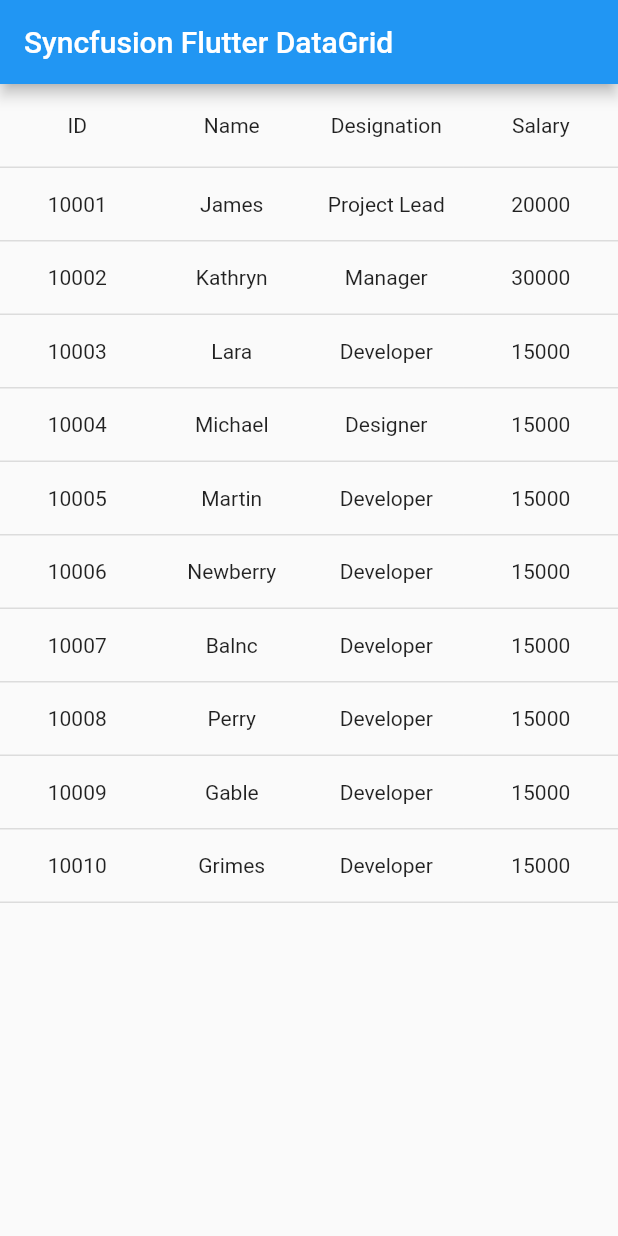
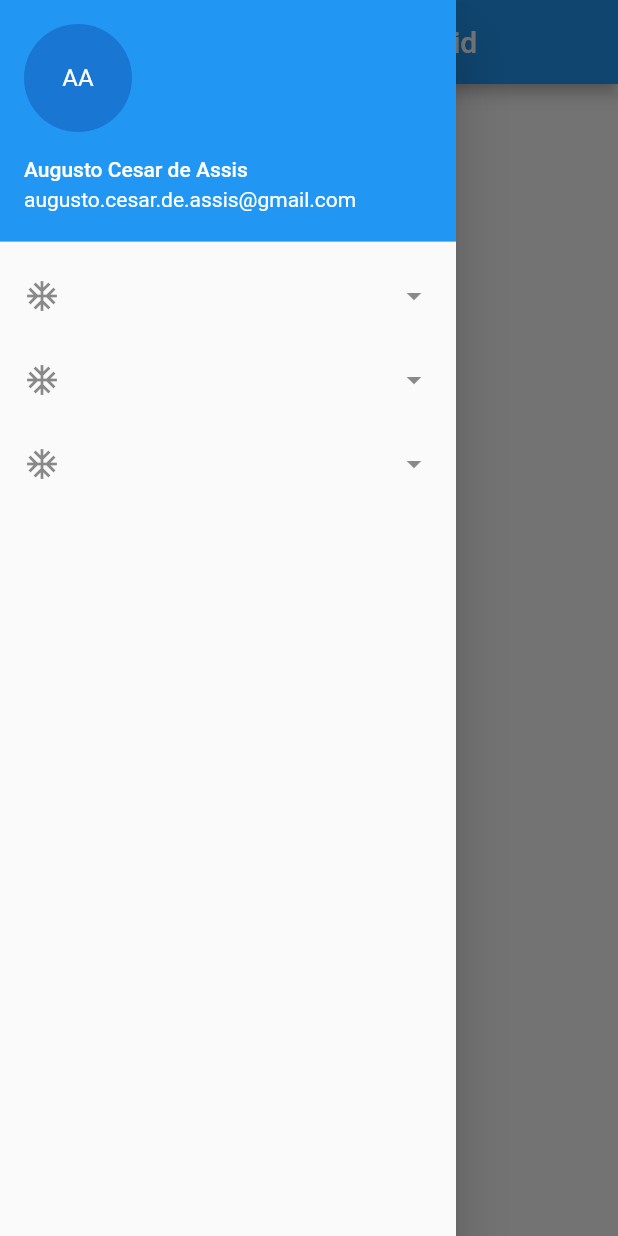
Before and after one commit to Augusto2315/AVSalesForce, a Flutter app: the screen it shows after launch, with the side drawer open (before the commit the screen has no drawer), on a phone screen of 412 x 824 dp. Run offline on Flutter 3.47's test engine with Material 2 defaults, Android fonts, the light colour scheme and no system bars; drawn by our look-alikes of syncfusion_flutter_datagrid.

Commit message:
1 - Client:     1.1 - Removido Widget do Grid e criado Drawer;
2 - API:
2.1 - Criado Model e DAO da Configuração de campos

```diff
--- a/client/lib/main.dart
+++ b/client/lib/main.dart
@@ -1,18 +1,21 @@
 import 'package:flutter/material.dart';
+import 'package:salesforce/widgets/drawer_item.dart';
 import 'package:syncfusion_flutter_datagrid/datagrid.dart';
 
 void main() {
-  runApp(MyApp());
+  runApp(const MyApp());
 }
 
 /// The application that contains datagrid on it.
 class MyApp extends StatelessWidget {
+  const MyApp({Key? key}) : super(key: key);
+
   @override
   Widget build(BuildContext context) {
     return MaterialApp(
-      title: 'Syncfusion DataGrid Demo',
+      title: 'AV Sales Force',
       theme: ThemeData(primarySwatch: Colors.blue),
-      home: MyHomePage(),
+      home: const MyHomePage(),
     );
   }
 }
@@ -20,21 +23,16 @@
 /// The home page of the application which hosts the datagrid.
 class MyHomePage extends StatefulWidget {
   /// Creates the home page.
-  MyHomePage({Key? key}) : super(key: key);
+  const MyHomePage({Key? key}) : super(key: key);
 
   @override
   _MyHomePageState createState() => _MyHomePageState();
 }
 
 class _MyHomePageState extends State<MyHomePage> {
-  List<Employee> employees = <Employee>[];
-  late EmployeeDataSource employeeDataSource;
-
   @override
   void initState() {
     super.initState();
-    employees = getEmployeeData();
-    employeeDataSource = EmployeeDataSource(employeeData: employees);
   }
 
   @override
@@ -43,113 +41,57 @@
       appBar: AppBar(
         title: const Text('Syncfusion Flutter DataGrid'),
       ),
-      body: SfDataGrid(
-        source: employeeDataSource,
-        allowSorting: true,
-        allowEditing: true,
-        selectionMode: SelectionMode.singleDeselect,
-        navigationMode: GridNavigationMode.cell,
-        columnWidthMode: ColumnWidthMode.fill,
-        columns: <GridColumn>[
-          GridColumn(
-              columnName: 'id',
-              label: Container(
-                  padding: EdgeInsets.all(16.0),
-                  alignment: Alignment.center,
-                  child: Text(
-                    'ID',
-                  ))),
-          GridColumn(
-              columnName: 'name',
-              label: Container(
-                  padding: EdgeInsets.all(8.0),
-                  alignment: Alignment.center,
-                  child: Text('Name'))),
-          GridColumn(
-              columnName: 'designation',
-              label: Container(
-                  padding: EdgeInsets.all(8.0),
-                  alignment: Alignment.center,
-                  child: Text(
-                    'Designation',
-                    overflow: TextOverflow.ellipsis,
-                  ))),
-          GridColumn(
-              columnName: 'salary',
-              label: Container(
-                  padding: EdgeInsets.all(8.0),
-                  alignment: Alignment.center,
-                  child: Text('Salary'))),
-        ],
+      drawer: Drawer(
+        child: ListView(
+          // physics: ClampingScrollPhysics(),
+          // shrinkWrap: true,
+          padding: EdgeInsets.zero,
+          children: <Widget>[
+            const UserAccountsDrawerHeader(
+              accountEmail: Text("augusto.cesar.de.assis@gmail.com"),
+              accountName: Text("Augusto Cesar de Assis"),
+              currentAccountPicture: CircleAvatar(child: Text("AA")),
+            ),
+            DrawerItem(
+              icon: Icons.account_circle,
+              text: 'Cadastros',
+              onTap: () => {Navigator.pop(context)},
+            ),
+            DrawerItem(
+              icon: Icons.attach_money,
+              text: 'Movimentos',
+              onTap: () => {Navigator.pop(context)},
+            ),
+            DrawerItem(
+              icon: Icons.settings,
+              text: 'Configurações',
+              onTap: () => {Navigator.pop(context)},
+            ),
+          ],
+        ),
+      ),
+      body: const Center(
+        child: Text("Av Sales Force"),
       ),
     );
   }
 
-  List<Employee> getEmployeeData() {
-    return [
-      Employee(10001, 'James', 'Project Lead', 20000),
-      Employee(10002, 'Kathryn', 'Manager', 30000),
-      Employee(10003, 'Lara', 'Developer', 15000),
-      Employee(10004, 'Michael', 'Designer', 15000),
-      Employee(10005, 'Martin', 'Developer', 15000),
-      Employee(10006, 'Newberry', 'Developer', 15000),
-      Employee(10007, 'Balnc', 'Developer', 15000),
-      Employee(10008, 'Perry', 'Developer', 15000),
-      Employee(10009, 'Gable', 'Developer', 15000),
-      Employee(10010, 'Grimes', 'Developer', 15000)
-    ];
-  }
+  // Widget _createDrawerItem(
+  //     {required IconData icon,
+  //     required String text,
+  //     required GestureTapCallback onTap}) {
+  //   return ListTile(
+  //     title: Row(
+  //       children: <Widget>[
+  //         Icon(icon),
+  //         Padding(
+  //           padding: const EdgeInsets.only(left: 8.0),
+  //           child: Text(text),
+  //         )
+  //       ],
+  //     ),
+  //     trailing: const Icon(Icons.arrow_drop_down_outlined),
+  //     onTap: onTap,
+  //   );
+  // }
 }
-
-/// Custom business object class which contains properties to hold the detailed
-/// information about the employee which will be rendered in datagrid.
-class Employee {
-  /// Creates the employee class with required details.
-  Employee(this.id, this.name, this.designation, this.salary);
-
-  /// Id of an employee.
-  final int id;
-
-  /// Name of an employee.
-  final String name;
-
-  /// Designation of an employee.
-  final String designation;
-
-  /// Salary of an employee.
-  final int salary;
-}
-
-/// An object to set the employee collection data source to the datagrid. This
-/// is used to map the employee data to the datagrid widget.
-class EmployeeDataSource extends DataGridSource {
-  /// Creates the employee data source class with required details.
-  EmployeeDataSource({required List<Employee> employeeData}) {
-    _employeeData = employeeData
-        .map<DataGridRow>((e) => DataGridRow(cells: [
-              DataGridCell<int>(columnName: 'id', value: e.id),
-              DataGridCell<String>(columnName: 'name', value: e.name),
-              DataGridCell<String>(
-                  columnName: 'designation', value: e.designation),
-              DataGridCell<int>(columnName: 'salary', value: e.salary),
-            ]))
-        .toList();
-  }
-
-  List<DataGridRow> _employeeData = [];
-
-  @override
-  List<DataGridRow> get rows => _employeeData;
-
-  @override
-  DataGridRowAdapter buildRow(DataGridRow row) {
-    return DataGridRowAdapter(
-        cells: row.getCells().map<Widget>((e) {
-      return Container(
-        alignment: Alignment.center,
-        padding: EdgeInsets.all(8.0),
-        child: Text(e.value.toString()),
-      );
-    }).toList());
-  }
-}
--- /dev/null
+++ b/client/lib/widgets/drawer_item.dart
@@ -0,0 +1,36 @@
+import 'package:flutter/material.dart';
+
+class DrawerItem extends StatefulWidget {
+  late IconData icon = Icons.ac_unit;
+  late String text = '';
+  late GestureTapCallback? onTap = null;
+
+  DrawerItem({
+    Key? key,
+    required IconData icon,
+    required String text,
+    required GestureTapCallback onTap,
+  }) : super(key: key);
+
+  @override
+  _DrawerItemState createState() => _DrawerItemState();
+}
+
+class _DrawerItemState extends State<DrawerItem> {
+  @override
+  Widget build(BuildContext context) {
+    return ListTile(
+      title: Row(
+        children: <Widget>[
+          Icon(widget.icon),
+          Padding(
+            padding: const EdgeInsets.only(left: 8.0),
+            child: Text(widget.text),
+          )
+        ],
+      ),
+      trailing: const Icon(Icons.arrow_drop_down_outlined),
+      onTap: widget.onTap,
+    );
+  }
+}
```
Also changed, not shown: client/lib/widgets/grid.dart (deleted, +0 -26 lines), 12 other files.
